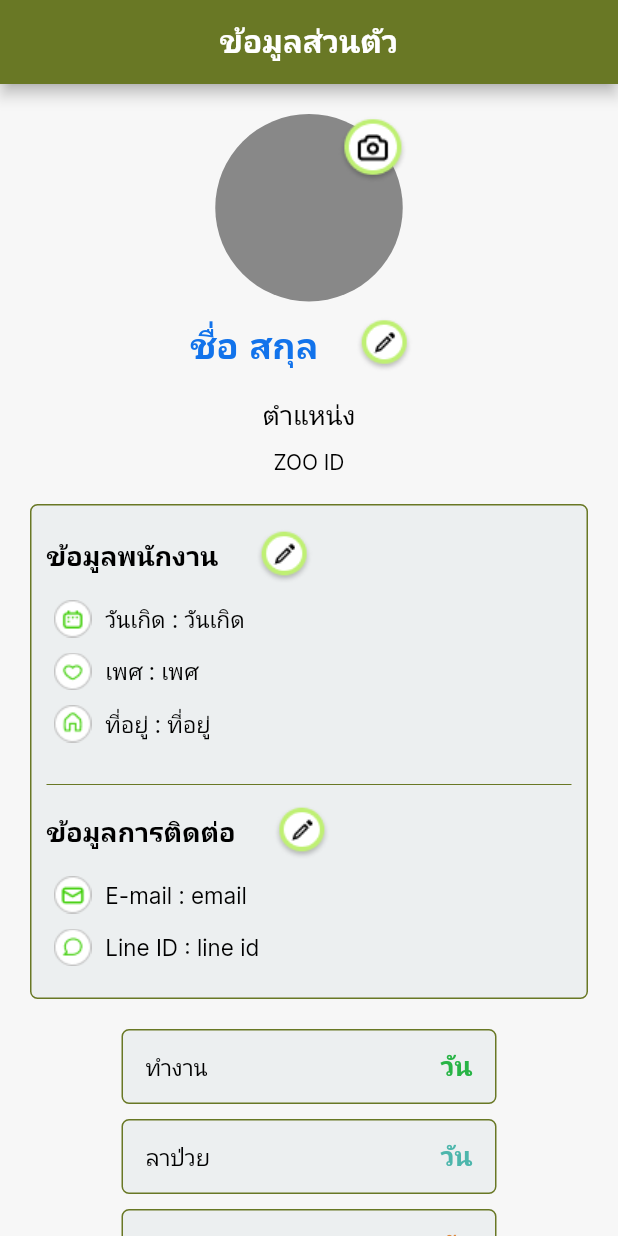
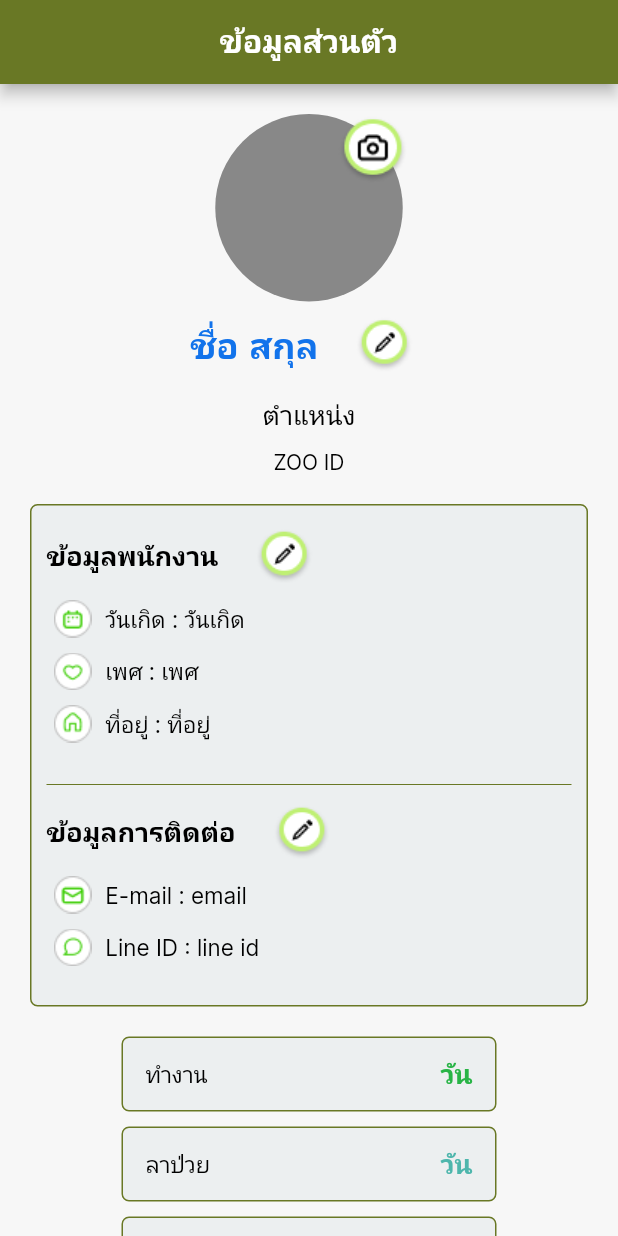
Before and after one commit to nickka7/animal_welfare, a Flutter app: the MyMainProfile screen opened directly, on a phone screen of 412 x 824 dp. Run offline on Flutter 3.47's test engine with Material 2 defaults, Android fonts, the phone set to English and light mode, and no system bars; our stand-ins replace carousel_slider, charts_flutter, dio, file_picker, flutter_secure_storage, flutter_slidable and 3 more; missing offline and left inert: buddhist_datetime_dateformat_sns; accounts and stored records are empty; network calls fail.

```diff
--- a/lib/screens/profile/profile_main.dart
+++ b/lib/screens/profile/profile_main.dart
@@ -141,7 +141,7 @@ class _MyMainProfileState extends State<MyMainProfile> {
             Container(
               margin: EdgeInsets.symmetric(vertical: 15),
               width: double.infinity,
-              height: 330,
+              height: 335,
               decoration: BoxDecoration(
                 border: Border.all(color: HexColor("#697825")),
                 color: HexColor("#ECEFF0"),
@@ -149,6 +149,7 @@ class _MyMainProfileState extends State<MyMainProfile> {
 
               child: Padding(
                 padding: const EdgeInsets.all(10.0),
+                child: SingleChildScrollView(
                   child: Column(
                     crossAxisAlignment: CrossAxisAlignment.start,
                     children: <Widget>[
@@ -175,13 +176,11 @@ class _MyMainProfileState extends State<MyMainProfile> {
                       ),
                       Container(
                         margin: const EdgeInsets.only(bottom: 10),
-                      child: Flexible(
                         child: Row(
                           crossAxisAlignment: CrossAxisAlignment.start,
                           children: <Widget>[
-                            dataDetailOne('วันเกิด', 'เพศ', 'ที่อยู่'),
+                            Flexible(child: dataDetailOne('วันเกิด', 'เพศ', 'ที่อยู่')),
                             ],
-                            )
                             ),
                       ),
                                Divider(
@@ -209,15 +208,14 @@ class _MyMainProfileState extends State<MyMainProfile> {
                             ),
                             )],
                         ),
-                      Flexible(
-                        child: Row(
+                        Row(
                           crossAxisAlignment: CrossAxisAlignment.start,
                           children: <Widget>[
-                            dataDetailTwo('email', 'line id'),
+                            Flexible(child: dataDetailTwo('email', 'line id')),
                             ],
-                            )
                             ),
                   ],),
+                ),
               ),
             ),
             Container(
@@ -607,10 +605,8 @@ class _MyMainProfileState extends State<MyMainProfile> {
     );
   }
 
-  Expanded dataDetailOne(String birth, String gender, String address) {
-    return Expanded(
-
-      child: Container(
+   dataDetailOne(String birth, String gender, String address) {
+    return Container(
       width: 300.0,
       height: 110.0,
       // color: Colors.blue,
@@ -689,14 +685,11 @@ class _MyMainProfileState extends State<MyMainProfile> {
           ),
         ],
     ),
-      ),
     );
   }
 
-    Expanded dataDetailTwo(String email, String line) {
-    return Expanded(
-
-      child: Container(
+     dataDetailTwo(String email, String line) {
+    return Container(
       width: 300.0,
       height: 80.0,
       // color: Colors.blue,
@@ -754,7 +747,6 @@ class _MyMainProfileState extends State<MyMainProfile> {
           ),
         ],
     ),
-      ),
     );
   }
 
```
Also changed, not shown: lib/screens/role/Executive/executive_main.dart (+17 -18 lines), lib/screens/timecheck/time_check.dart (+10 -16 lines). Lines whose indentation alone changed are shown as unchanged.
